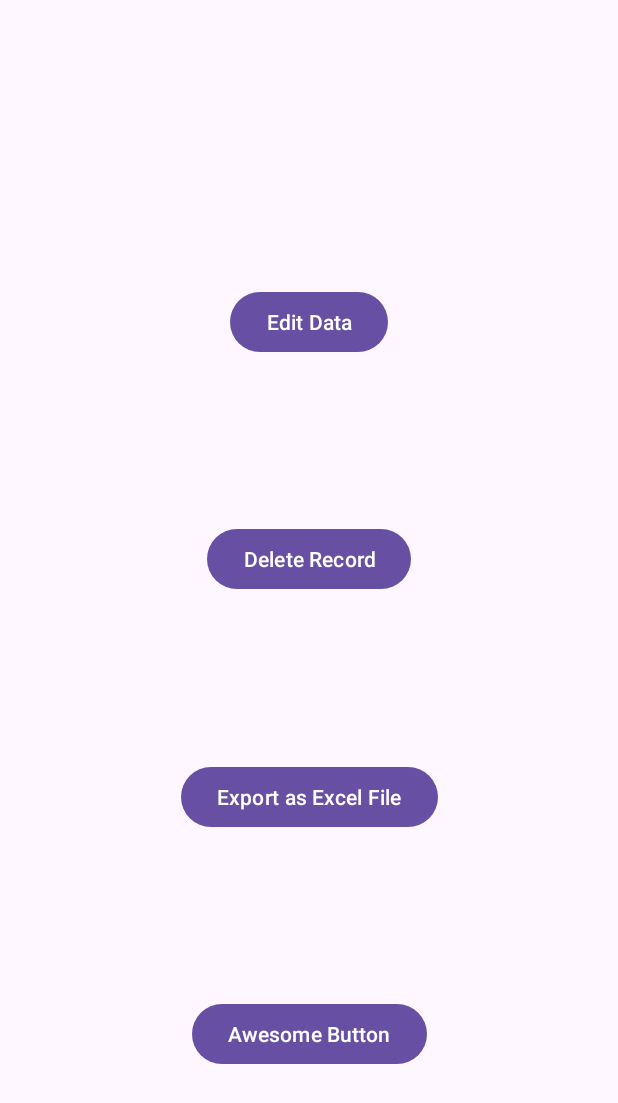
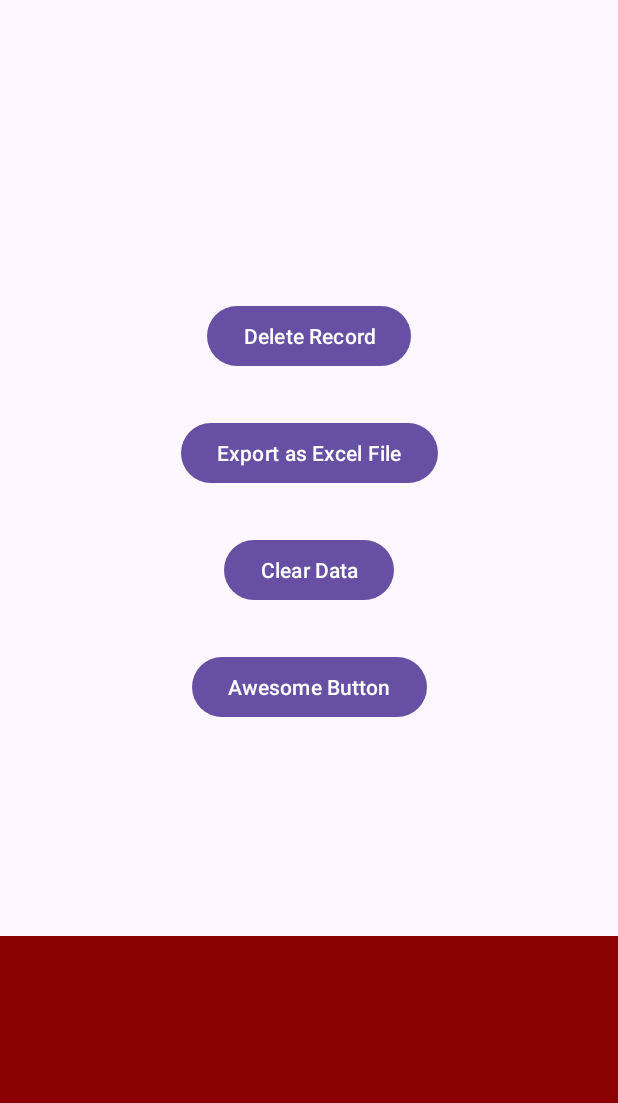
Before and after one commit to pengwoogithub/RealTMSAPP_Camel_ver0, an Android app: the fragment SettingsFragment shown on its own in the app's theme, on a phone screen of 412 x 824 dp. Shown: the top 1103 px of the screen. Run offline under Robolectric (Android 15) with nearby library versions, the phone set to English and light mode, and no system bars; libraries missing offline, so code that uses them is left out: org.apache.poi.

Commit message:
delete data and export to excel done, wala pa delete record, secret button

```diff
--- a/app/src/main/res/layout/fragment_settings.xml
+++ b/app/src/main/res/layout/fragment_settings.xml
@@ -10,26 +10,16 @@
 
 
     <Button
-        android:id="@+id/Edit"
-        android:layout_width="wrap_content"
-        android:layout_height="wrap_content"
-        android:text="Edit Data"
-        android:layout_marginTop="80dp"
-        app:layout_constraintTop_toTopOf="parent"
-        app:layout_constraintLeft_toLeftOf="parent"
-        app:layout_constraintRight_toRightOf="parent"
-        app:layout_constraintBottom_toTopOf="@+id/Delete"
-         />
-
-    <Button
         android:id="@+id/Delete"
         android:layout_width="wrap_content"
         android:layout_height="wrap_content"
         android:text="Delete Record"
-        app:layout_constraintTop_toBottomOf="@+id/Edit"
+        android:layout_marginTop="200dp"
+        app:layout_constraintTop_toTopOf="parent"
         app:layout_constraintLeft_toLeftOf="parent"
         app:layout_constraintRight_toRightOf="parent"
-        app:layout_constraintBottom_toTopOf="@+id/Export" />
+
+         />
 
 
     <Button
@@ -37,19 +27,45 @@
         android:layout_width="wrap_content"
         android:layout_height="wrap_content"
         android:text="Export as Excel File"
+        android:layout_marginTop="30dp"
         app:layout_constraintTop_toBottomOf="@+id/Delete"
         app:layout_constraintLeft_toLeftOf="parent"
-        app:layout_constraintRight_toRightOf="parent"
-        app:layout_constraintBottom_toTopOf="@+id/Secret"  />
+        app:layout_constraintRight_toRightOf="parent" />
+
+    <Button
+        android:id="@+id/Clear"
+        android:layout_width="wrap_content"
+        android:layout_height="wrap_content"
+        android:text="Clear Data"
+        android:layout_marginTop="30dp"
+        app:layout_constraintTop_toBottomOf="@+id/Export"
+        app:layout_constraintLeft_toLeftOf="parent"
+        app:layout_constraintRight_toRightOf="parent" />
 
     <Button
         android:id="@+id/Secret"
         android:layout_width="wrap_content"
         android:layout_height="wrap_content"
         android:text="Awesome Button"
-        app:layout_constraintTop_toBottomOf="@+id/Export"
+        android:layout_marginTop="30dp"
+        app:layout_constraintTop_toBottomOf="@+id/Clear"
         app:layout_constraintLeft_toLeftOf="parent"
         app:layout_constraintRight_toRightOf="parent"
-        app:layout_constraintBottom_toBottomOf="parent"
+
         />
+
+    <ImageView
+        android:id="@+id/header"
+        android:layout_width="match_parent"
+        android:layout_height="200dp"
+        android:layout_margin="0dp"
+        android:layout_marginTop="148dp"
+        android:scaleType="centerCrop"
+        android:src="@drawable/header1"
+
+        app:layout_constraintEnd_toEndOf="parent"
+        app:layout_constraintHorizontal_bias="1.0"
+        app:layout_constraintStart_toStartOf="parent"
+        app:layout_constraintBottom_toBottomOf="parent" />
+
 </androidx.constraintlayout.widget.ConstraintLayout>
```
Also changed, not shown: app/src/main/java/com/example/realtmsapp_camel/fragments/SettingsFragment.java (+38 -6 lines).
